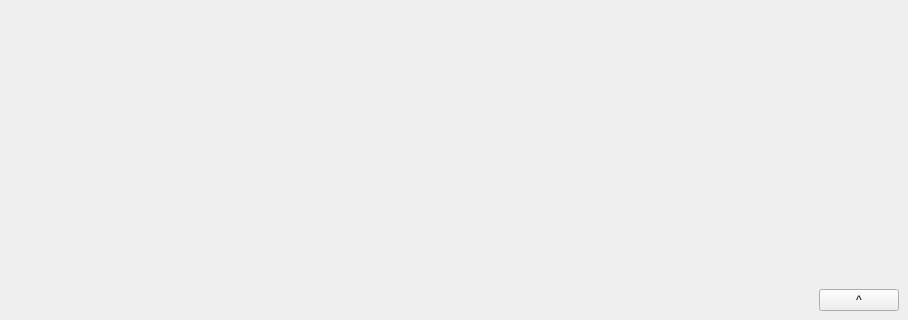
EvgenyMetelkin/PerfectLive, file mainwindow.ui: the form before one commit; both pictures show x 0 to 908 and y 289 to 609 of the 908 by 609 pixel window.
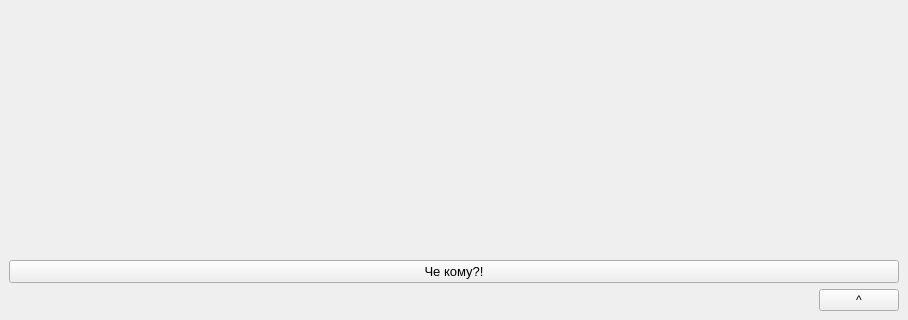
The form after the commit.

Patch:
```diff
--- a/mainwindow.ui
+++ b/mainwindow.ui
@@ -82,6 +82,18 @@
           </property>
          </spacer>
         </item>
+        <item>
+         <widget class="QPushButton" name="pushButton">
+          <property name="font">
+           <font>
+            <pointsize>10</pointsize>
+           </font>
+          </property>
+          <property name="text">
+           <string>Че кому?!</string>
+          </property>
+         </widget>
+        </item>
        </layout>
       </item>
       <item>
```
